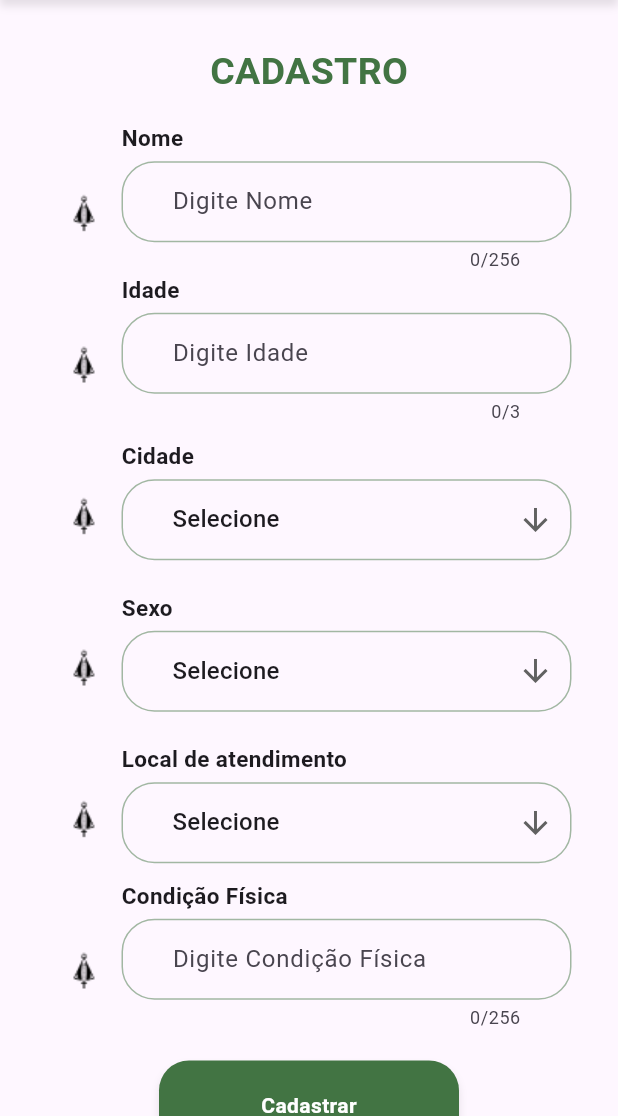
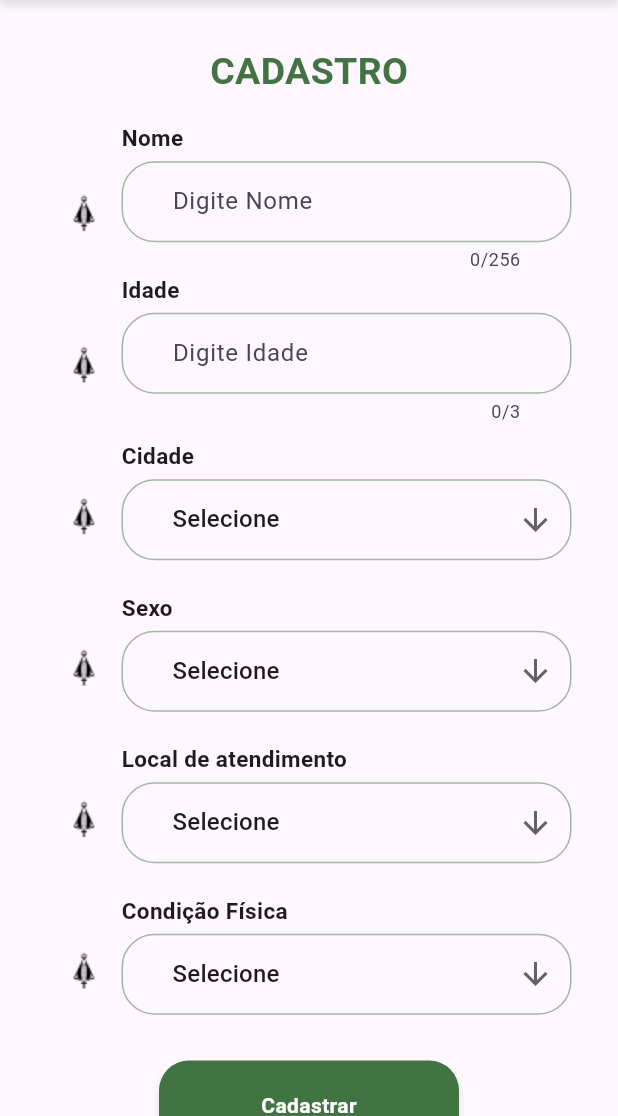
Before and after one commit to RotaDaFe/trabalho_extensao_projeto_cirio_2024, a Flutter app: the PageCadastroRomeiro screen opened directly, on a phone screen of 412 x 824 dp, the part 120-1236 px from its top. Run offline on Flutter 3.47's test engine with Material 3 defaults, Android fonts, the light colour scheme and no system bars; our stand-ins replace auto_size_text, awesome_snackbar_content, device_preview, flutter_native_splash, permission_handler, quickalert and 1 more; accounts and stored records are empty.

Commit message:
feat/rota-da-fe: add select patologias fix/rota-da-fe: remoção do icon home na primeira inicialização do app

```diff
--- a/frontend/rota_da_fe_v2/lib/components/build_dropdown.dart
+++ b/frontend/rota_da_fe_v2/lib/components/build_dropdown.dart
@@ -1,13 +1,13 @@
 import 'package:flutter/material.dart';
 
-Widget buildDropdownButton({
-  required String label,
-  required List<String> items, // Lista de valores
-  required TextEditingController
-      controller, // Controlador para o valor selecionado
-  required String initialValue, // Valor inicial
-  required double width, // Largura do widget
-}) {
+Widget buildDropdownButton(
+    {required String label,
+    required List<String> items, // Lista de valores
+    required TextEditingController
+        controller, // Controlador para o valor selecionado
+    required String initialValue, // Valor inicial
+    required double width, // Largura do widget
+    Function? onChanged}) {
   return SizedBox(
     width: width,
     child: Column(
@@ -66,6 +66,7 @@ Widget buildDropdownButton({
                         if (newValue != null) {
                           controller.text = newValue; // Atualiza o controlador
                         }
+                        onChanged != null ? onChanged() : () {};
                       },
                       items:
                           items.map<DropdownMenuItem<String>>((String value) {
--- a/frontend/rota_da_fe_v2/lib/components/header.dart
+++ b/frontend/rota_da_fe_v2/lib/components/header.dart
@@ -1,6 +1,6 @@
 import 'package:flutter/material.dart';
 
-Widget header({required Function onTap, height = 90.0}) {
+Widget header({disable_icon = false, required Function onTap, height = 90.0}) {
   return Container(
     height: height,
     width: double.infinity,
@@ -15,7 +15,9 @@ Widget header({required Function onTap, height = 90.0}) {
     child: Row(
       children: [
         const Spacer(flex: 20),
-        InkWell(
+        disable_icon
+            ? Spacer(flex: 30)
+            : InkWell(
                 onTap: () {
                   onTap();
                 },
--- a/frontend/rota_da_fe_v2/lib/config/database_helper.dart
+++ b/frontend/rota_da_fe_v2/lib/config/database_helper.dart
@@ -33,7 +33,8 @@ class SqfliteHelper {
         idade INTEGER,
         cidade TEXT,
         localDeAtendimento TEXT,
-        sexo TEXT
+        sexo TEXT,
+        patologia TEXT
       )
     ''');
 
--- a/frontend/rota_da_fe_v2/lib/pages/cadastro_romeiro.page.dart
+++ b/frontend/rota_da_fe_v2/lib/pages/cadastro_romeiro.page.dart
@@ -12,6 +12,8 @@ import 'package:rota_da_fe_v2/effects/slide_transition_page_remove.dart';
 import 'package:rota_da_fe_v2/messageAlerts/alerts.dart';
 import 'package:rota_da_fe_v2/components/build_dropdown.dart';
 import 'package:rota_da_fe_v2/pages/inicio.page.dart';
+import 'package:rota_da_fe_v2/services/cidades/data.dart';
+import 'package:rota_da_fe_v2/services/patologias/data.dart';
 import 'package:rota_da_fe_v2/services/romeiro/add_romeiro.dart';
 
 class PageCadastroRomeiro extends StatefulWidget {
@@ -26,163 +28,22 @@ class _PageCadastroRomeiroState extends State<PageCadastroRomeiro> {
 
   List<String> locaDeAtendimento = ["Selecione", "casa de placido", "tribunal"];
   List<String> sexo = ["Selecione", "Feminino", "Masculino", "Outros"];
-  List<String> cidades = [
-    "Selecione",
-    "Belem",
-    "Ananindeua",
-    "Abaetetuba",
-    "Barcarena",
-    "Castanhal",
-    "maranhao",
-    "Abel Figueiredo",
-    "Acará",
-    "Afuá",
-    "Água Azul do Norte",
-    "Alenquer",
-    "Almeirim",
-    "Altamira",
-    "Anajás",
-    "Anapu",
-    "Augusto Corrêa",
-    "Aurora do Pará",
-    "Aveiro",
-    "Bagre",
-    "Baião",
-    "Bannach",
-    "Belterra",
-    "Benevides",
-    "Bom Jesus do Tocantins",
-    "Bonito",
-    "Bragança",
-    "Brasil Novo",
-    "Brejo Grande do Araguaia",
-    "Breu Branco",
-    "Breves",
-    "Bujaru",
-    "Cachoeira do Arari",
-    "Cachoeira do Piriá",
-    "Cametá",
-    "Canaã dos Carajás",
-    "Capanema",
-    "Capitão Poço",
-    "Chaves",
-    "Colares",
-    "Conceição do Araguaia",
-    "Concórdia do Pará",
-    "Cumaru do Norte",
-    "Curionópolis",
-    "Curralinho",
-    "Curuá",
-    "Curuçá",
-    "Dom Eliseu",
-    "Eldorado dos Carajás",
-    "Faro",
-    "Floresta do Araguaia",
-    "Garrafão do Norte",
-    "Goianésia do Pará",
-    "Gurupá",
-    "Igarapé-Açu",
-    "Igarapé-Miri",
-    "Inhangapi",
-    "Ipixuna do Pará",
-    "Irituia",
-    "Itaituba",
-    "Itupiranga",
-    "Jacareacanga",
-    "Jacundá",
-    "Juruti",
-    "Limoeiro do Ajuru",
-    "Mãe do Rio",
-    "Magalhães Barata",
-    "Marabá",
-    "Maracanã",
-    "Marapanim",
-    "Marituba",
-    "Medicilândia",
-    "Melgaço",
-    "Mocajuba",
-    "Moju",
-    "Monte Alegre",
-    "Muaná",
-    "Nova Esperança do Piriá",
-    "Nova Ipixuna",
-    "Nova Timboteua",
-    "Novo Progresso",
-    "Novo Repartimento",
-    "Óbidos",
-    "Oeiras do Pará",
-    "Oriximiná",
-    "Ourém",
-    "Ourilândia do Norte",
-    "Pacajá",
-    "Palestina do Pará",
-    "Paragominas",
-    "Parauapebas",
-    "Pau D'Arco",
-    "Peixe-Boi",
-    "Piçarra",
-    "Placas",
-    "Ponta de Pedras",
-    "Portel",
-    "Porto de Moz",
-    "Prainha",
-    "Primavera",
-    "Quatipuru",
-    "Redenção",
-    "Rio Maria",
-    "Rondon do Pará",
-    "Rurópolis",
-    "Salinópolis",
-    "Salvaterra",
-    "Santa Bárbara do Pará",
-    "Santa Cruz do Arari",
-    "Santa Isabel do Pará",
-    "Santa Luzia do Pará",
-    "Santa Maria das Barreiras",
-    "Santa Maria do Pará",
-    "Santana do Araguaia",
-    "Santarém",
-    "Santarém Novo",
-    "Santo Antônio do Tauá",
-    "São Caetano de Odivelas",
-    "São Domingos do Araguaia",
-    "São Domingos do Capim",
-    "São Félix do Xingu",
-    "São Francisco do Pará",
-    "São Geraldo do Araguaia",
-    "São João da Ponta",
-    "São João de Pirabas",
-    "São João do Araguaia",
-    "São Miguel do Guamá",
-    "São Sebastião da Boa Vista",
-    "Sapucaia",
-    "Senador José Porfírio",
-    "Soure",
-    "Tailândia",
-    "Terra Alta",
-    "Terra Santa",
-    "Tomé-Açu",
-    "Tracuateua",
-    "Trairão",
-    "Tucumã",
-    "Tucuruí",
-    "Ulianópolis",
-    "Uruará",
-    "Vigia",
-    "Viseu",
-    "Vitória do Xingu",
-    "Xinguara"
-  ];
+
   TextEditingController controllerNome = TextEditingController();
   TextEditingController controllerIdade = TextEditingController();
+  TextEditingController dropdowncontrollerCondicaoFisica =
+      TextEditingController();
   TextEditingController controllerCondicaoFisica = TextEditingController();
   TextEditingController dropdownControllerLocalDeAtendimento =
       TextEditingController();
   TextEditingController dropdownControllerCidade = TextEditingController();
   TextEditingController dropdownControllerSexo = TextEditingController();
+  List<String> patologiaMaisVistas = patologiasMaisVistas;
+  bool inputPersonalizado = false;
   String? selectedCity;
   String? selectedLocation;
   String? gender;
+
   @override
   Widget build(BuildContext context) {
     double largura = MediaQuery.of(context).size.width;
@@ -241,23 +102,74 @@ class _PageCadastroRomeiroState extends State<PageCadastroRomeiro> {
                         controller: dropdownControllerLocalDeAtendimento,
                         initialValue: "Selecione",
                         width: largura),
-                    buildTextField(
+                    // verifique se foi selecionado "Outros"
+                    // caso sim então exiba o input personalizado
+
+                    buildDropdownButton(
+                        label: "Condição Física",
+                        items: patologiaMaisVistas, // Lista de opções
+                        controller: dropdowncontrollerCondicaoFisica,
+                        initialValue: "Selecione",
+                        width: largura,
+                        onChanged: () {
+                          setState(() {
+                            inputPersonalizado =
+                                dropdowncontrollerCondicaoFisica.text ==
+                                    "Outros";
+                          });
+                        }),
+                    inputPersonalizado
+                        ? buildTextField(
                             keyboardType: TextInputType.text,
                             label: "Condição Física",
                             controller: controllerCondicaoFisica,
-                        width: largura),
-
+                            width: largura)
+                        : Container(),
                     const SizedBox(height: 20),
                     buttonTypeA(
                         text: "Cadastrar",
                         ontap: () async {
+                          // verifica se os campos estão preenchidos
                           if (controllerNome.text.isNotEmpty &&
                               controllerIdade.text.isNotEmpty &&
                               dropdownControllerCidade.text != 'Selecione' &&
                               dropdownControllerLocalDeAtendimento.text !=
                                   'Selecione' &&
-                              dropdownControllerSexo.text != 'Selecione') {
+                              dropdownControllerSexo.text != 'Selecione' &&
+                              dropdowncontrollerCondicaoFisica.text !=
+                                  'Selecione') {
+                            //
+                            // verifica se o input personalizado ta ativado
+                            if (inputPersonalizado) {
+                              //
+                              // veerifica se  controller CondicaoFisica tem algo
+                              if (controllerCondicaoFisica.text.isEmpty) {
+                                alertFailField(context);
+                              } else {
+                                //
+                                // Caso input personalizado esteja ativado E controller esteja preenchido
+                                // então rode
                                 alertSucess(context);
+                                // falta atualizar
+                                await addRomeiro(
+                                    dbHelper: dbHelper,
+                                    nome: controllerNome.text,
+                                    idade: controllerIdade.text,
+                                    cidade: dropdownControllerCidade.text,
+                                    localDeAtendimento:
+                                        dropdownControllerLocalDeAtendimento
+                                            .text,
+                                    genero: dropdownControllerSexo.text,
+                                    patologia: controllerCondicaoFisica.text);
+                                // ignore: use_build_context_synchronously
+                                navigateAndRemoveUntil(
+                                    context, const PageInicio());
+                              }
+                            } else {
+                              // caso o  input personalizado esteja desativado
+                              // então rodee
+                              alertSucess(context);
+                              // falta atualizar
                               await addRomeiro(
                                   dbHelper: dbHelper,
                                   nome: controllerNome.text,
@@ -266,9 +178,12 @@ class _PageCadastroRomeiroState extends State<PageCadastroRomeiro> {
                                   localDeAtendimento:
                                       dropdownControllerLocalDeAtendimento.text,
                                   genero: dropdownControllerSexo.text,
-                            );
+                                  patologia:
+                                      dropdowncontrollerCondicaoFisica.text);
                               // ignore: use_build_context_synchronously
-                            navigateAndRemoveUntil(context, const PageInicio());
+                              navigateAndRemoveUntil(
+                                  context, const PageInicio());
+                            }
                           } else {
                             alertFailField(context);
                           }
--- a/frontend/rota_da_fe_v2/lib/pages/init.page.dart
+++ b/frontend/rota_da_fe_v2/lib/pages/init.page.dart
@@ -42,8 +42,9 @@ class _PageInitState extends State<PageInit> {
           child: Column(
             children: [
               header(
+                  disable_icon: true,
                   onTap: () {
-                    navigateAndRemoveUntil(context, const PageInicio());
+                    // navigateAndRemoveUntil(context, const PageInicio());
                   },
                   height: 80.0),
               Center(
--- /dev/null
+++ b/frontend/rota_da_fe_v2/lib/services/cidades/data.dart
@@ -0,0 +1,147 @@
+List<String> cidades = [
+  "Selecione",
+  "Belem",
+  "Ananindeua",
+  "Abaetetuba",
+  "Barcarena",
+  "Castanhal",
+  "maranhao",
+  "Abel Figueiredo",
+  "Acará",
+  "Afuá",
+  "Água Azul do Norte",
+  "Alenquer",
+  "Almeirim",
+  "Altamira",
+  "Anajás",
+  "Anapu",
+  "Augusto Corrêa",
+  "Aurora do Pará",
+  "Aveiro",
+  "Bagre",
+  "Baião",
+  "Bannach",
+  "Belterra",
+  "Benevides",
+  "Bom Jesus do Tocantins",
+  "Bonito",
+  "Bragança",
+  "Brasil Novo",
+  "Brejo Grande do Araguaia",
+  "Breu Branco",
+  "Breves",
+  "Bujaru",
+  "Cachoeira do Arari",
+  "Cachoeira do Piriá",
+  "Cametá",
+  "Canaã dos Carajás",
+  "Capanema",
+  "Capitão Poço",
+  "Chaves",
+  "Colares",
+  "Conceição do Araguaia",
+  "Concórdia do Pará",
+  "Cumaru do Norte",
+  "Curionópolis",
+  "Curralinho",
+  "Curuá",
+  "Curuçá",
+  "Dom Eliseu",
+  "Eldorado dos Carajás",
+  "Faro",
+  "Floresta do Araguaia",
+  "Garrafão do Norte",
+  "Goianésia do Pará",
+  "Gurupá",
+  "Igarapé-Açu",
+  "Igarapé-Miri",
+  "Inhangapi",
+  "Ipixuna do Pará",
+  "Irituia",
+  "Itaituba",
+  "Itupiranga",
+  "Jacareacanga",
+  "Jacundá",
+  "Juruti",
+  "Limoeiro do Ajuru",
+  "Mãe do Rio",
+  "Magalhães Barata",
+  "Marabá",
+  "Maracanã",
+  "Marapanim",
+  "Marituba",
+  "Medicilândia",
+  "Melgaço",
+  "Mocajuba",
+  "Moju",
+  "Monte Alegre",
+  "Muaná",
+  "Nova Esperança do Piriá",
+  "Nova Ipixuna",
+  "Nova Timboteua",
+  "Novo Progresso",
+  "Novo Repartimento",
+  "Óbidos",
+  "Oeiras do Pará",
+  "Oriximiná",
+  "Ourém",
+  "Ourilândia do Norte",
+  "Pacajá",
+  "Palestina do Pará",
+  "Paragominas",
+  "Parauapebas",
+  "Pau D'Arco",
+  "Peixe-Boi",
+  "Piçarra",
+  "Placas",
+  "Ponta de Pedras",
+  "Portel",
+  "Porto de Moz",
+  "Prainha",
+  "Primavera",
+  "Quatipuru",
+  "Redenção",
+  "Rio Maria",
+  "Rondon do Pará",
+  "Rurópolis",
+  "Salinópolis",
+  "Salvaterra",
+  "Santa Bárbara do Pará",
+  "Santa Cruz do Arari",
+  "Santa Isabel do Pará",
+  "Santa Luzia do Pará",
+  "Santa Maria das Barreiras",
+  "Santa Maria do Pará",
+  "Santana do Araguaia",
+  "Santarém",
+  "Santarém Novo",
+  "Santo Antônio do Tauá",
+  "São Caetano de Odivelas",
+  "São Domingos do Araguaia",
+  "São Domingos do Capim",
+  "São Félix do Xingu",
+  "São Francisco do Pará",
+  "São Geraldo do Araguaia",
+  "São João da Ponta",
+  "São João de Pirabas",
+  "São João do Araguaia",
+  "São Miguel do Guamá",
+  "São Sebastião da Boa Vista",
+  "Sapucaia",
+  "Senador José Porfírio",
+  "Soure",
+  "Tailândia",
+  "Terra Alta",
+  "Terra Santa",
+  "Tomé-Açu",
+  "Tracuateua",
+  "Trairão",
+  "Tucumã",
+  "Tucuruí",
+  "Ulianópolis",
+  "Uruará",
+  "Vigia",
+  "Viseu",
+  "Vitória do Xingu",
+  "Xinguara"
+];
--- /dev/null
+++ b/frontend/rota_da_fe_v2/lib/services/patologias/data.dart
@@ -0,0 +1,31 @@
+List<String> patologiasMaisVistas = [
+  "Selecione",
+  "Exaustão física",
+  "Desidratação",
+  "Bolhas: Feridas nos pés",
+  "Feridas ou infecções nos joelhos ",
+  "Cortes ou lacerações graves ",
+  "Traumas devido a quedas ou empurrões",
+  "Problemas ortopédicos",
+  "Dor nas pernas devido ao esforço prolongado",
+  "Dor nos ombros devido à postura ou esforço",
+  "Dor nas costas ",
+  "Cãibras musculares",
+  "Dor crônica ou inchaço nas articulações",
+  "Problemas de circulação ",
+  "Hipoglicemia Queda açúcar no sangue",
+  "Pressão alta",
+  "Pressão baixa",
+  "Desmaios: Perda de consciência",
+  "Bolhas severas ou rachaduras na pele dos pés",
+  "Convulsões",
+  "Ataques de pânico",
+  "Problemas respiratórios",
+  "Lesões por esforço repetitivo",
+  "Reações alérgicas a picadas de insetos",
+  "Queimaduras solares ou insolação",
+  "Ferimentos leves",
+  "Abuso de álcool ou drogas",
+  "Acidentes vasculares cerebrais",
+  "Outros"
+];
--- a/frontend/rota_da_fe_v2/lib/services/romeiro/add_romeiro.dart
+++ b/frontend/rota_da_fe_v2/lib/services/romeiro/add_romeiro.dart
@@ -7,6 +7,7 @@ Future addRomeiro({
   required cidade,
   required localDeAtendimento,
   required genero,
+  required patologia,
 }) async {
   // SqfliteHelper dbHelper = SqfliteHelper();
 
@@ -16,6 +17,7 @@ Future addRomeiro({
     'cidade': cidade,
     'localDeAtendimento': localDeAtendimento,
     'sexo': genero,
+    'patologia': patologia,
     // 'data_cadastro': DateTime.now().toIso8601String(),
   };
 
--- a/frontend/rota_da_fe_v2/pubspec.yaml
+++ b/frontend/rota_da_fe_v2/pubspec.yaml
@@ -16,7 +16,7 @@ publish_to: 'none' # Remove this line if you wish to publish to pub.dev
 # https://developer.apple.com/library/archive/documentation/General/Reference/InfoPlistKeyReference/Articles/CoreFoundationKeys.html
 # In Windows, build-name is used as the major, minor, and patch parts
 # of the product and file versions while build-number is used as the build suffix.
-version: 1.2.0+1
+version: 1.3.0+1
 
 environment:
   sdk: '>=3.4.1 <4.0.0'
```
Also changed, not shown: frontend/rota_da_fe_v2/lib/pages/editar_cadastro_romeiro.page.dart (+94 -2 lines), frontend/rota_da_fe_v2/lib/services/exportDB/fetch.dart (+11 -3 lines), frontend/rota_da_fe_v2/lib/services/romeiro/update_romeiro.dart (+8 -6 lines), 3 other files. Lines whose indentation alone changed are shown as unchanged.
